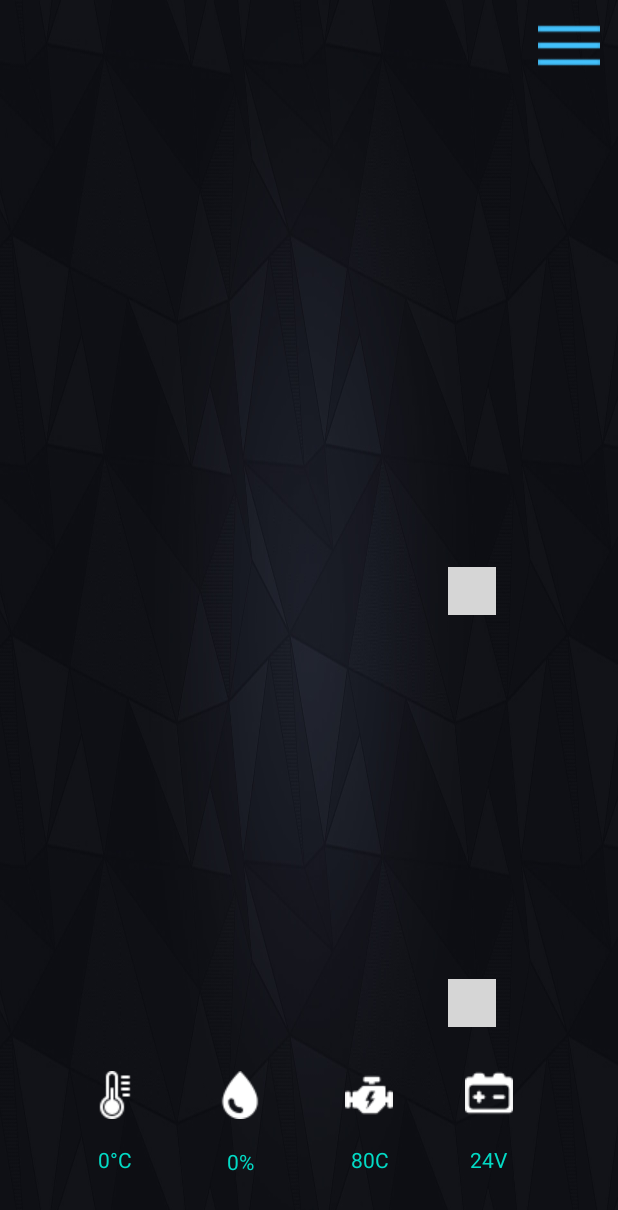
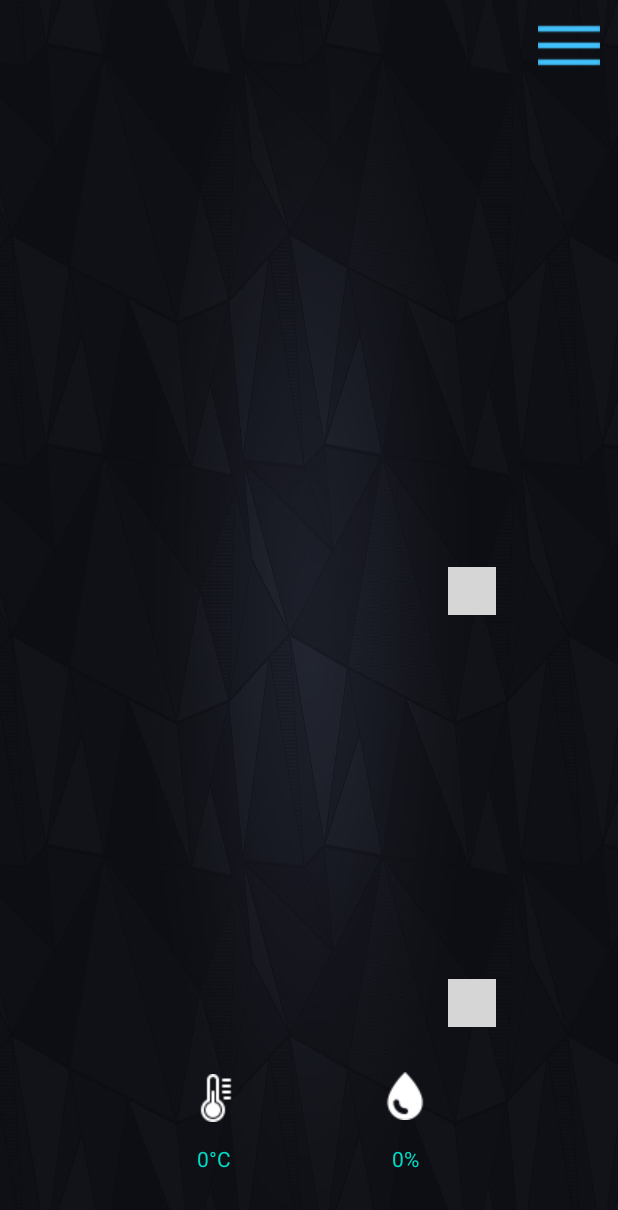
Before and after one commit to EwaKopec/car-app, an Android app: the Real_time_charts screen opened directly, with no data from a screen before it, on a phone screen of 412 x 824 dp. Shown: the top 1210 px of the screen. Run offline under Robolectric (Android 15) with nearby library versions, the phone set to English and light mode, and no system bars; libraries missing offline, so code that uses them is left out: com.github.anastr.speedviewlib, com.github.pires.obd; plain views replace AwesomeSpeedometer; 16 statements that could not run were skipped; grey boxes are pictures that could not be loaded.

Commit message:
delete icons

```diff
--- a/app/src/main/res/layout-land/activity_real_time_charts.xml
+++ b/app/src/main/res/layout-land/activity_real_time_charts.xml
@@ -14,10 +14,10 @@
         android:layout_height="26dp"
         android:layout_alignParentStart="true"
         android:layout_alignParentBottom="true"
-        android:layout_marginStart="643dp"
+        android:layout_marginStart="648dp"
         android:layout_marginTop="15dp"
         android:layout_marginEnd="15dp"
-        android:layout_marginBottom="342dp"
+        android:layout_marginBottom="302dp"
         android:background="@drawable/menu"
         android:onClick="onMenuClick" />
 
@@ -44,12 +44,12 @@
 
     <TextView
         android:id="@+id/tempTV"
-        android:layout_width="37dp"
-        android:layout_height="20dp"
+        android:layout_width="59dp"
+        android:layout_height="wrap_content"
         android:layout_alignParentEnd="true"
         android:layout_alignParentBottom="true"
-        android:layout_marginEnd="387dp"
-        android:layout_marginBottom="242dp"
+        android:layout_marginEnd="346dp"
+        android:layout_marginBottom="222dp"
         android:text="80C"
         android:textAlignment="center"
         android:textColor="@color/colorAccent" />
@@ -60,8 +60,8 @@
         android:layout_height="wrap_content"
         android:layout_alignParentEnd="true"
         android:layout_alignParentBottom="true"
-        android:layout_marginEnd="389dp"
-        android:layout_marginBottom="267dp"
+        android:layout_marginEnd="362dp"
+        android:layout_marginBottom="261dp"
         app:srcCompat="@drawable/temp" />
 
     <ImageView
@@ -70,64 +70,20 @@
         android:layout_height="wrap_content"
         android:layout_alignParentEnd="true"
         android:layout_alignParentBottom="true"
-        android:layout_marginEnd="329dp"
-        android:layout_marginBottom="267dp"
+        android:layout_marginEnd="361dp"
+        android:layout_marginBottom="131dp"
         app:srcCompat="@drawable/drop" />
 
     <TextView
         android:id="@+id/fuelTV"
-        android:layout_width="30dp"
-        android:layout_height="20dp"
+        android:layout_width="50dp"
+        android:layout_height="wrap_content"
         android:layout_alignParentEnd="true"
         android:layout_alignParentBottom="true"
-        android:layout_marginEnd="331dp"
-        android:layout_marginBottom="240dp"
+        android:layout_marginEnd="352dp"
+        android:layout_marginBottom="88dp"
         android:text="50%"
         android:textAlignment="center"
         android:textColor="@color/colorAccent" />
 
-    <TextView
-        android:id="@+id/engineTV"
-        android:layout_width="37dp"
-        android:layout_height="20dp"
-        android:layout_alignParentEnd="true"
-        android:layout_alignParentBottom="true"
-        android:layout_marginEnd="387dp"
-        android:layout_marginBottom="85dp"
-        android:text="80C"
-        android:textAlignment="center"
-        android:textColor="@color/colorAccent" />
-
-    <ImageView
-        android:id="@+id/engineimageView"
-        android:layout_width="wrap_content"
-        android:layout_height="wrap_content"
-        android:layout_alignParentEnd="true"
-        android:layout_alignParentBottom="true"
-        android:layout_marginEnd="390dp"
-        android:layout_marginBottom="116dp"
-        app:srcCompat="@drawable/engine" />
-
-    <TextView
-        android:id="@+id/powerTV"
-        android:layout_width="37dp"
-        android:layout_height="20dp"
-        android:layout_alignParentEnd="true"
-        android:layout_alignParentBottom="true"
-        android:layout_marginEnd="326dp"
-        android:layout_marginBottom="85dp"
-        android:text="24V"
-        android:textAlignment="center"
-        android:textColor="@color/colorAccent" />
-
-    <ImageView
-        android:id="@+id/powerimageView"
-        android:layout_width="wrap_content"
-        android:layout_height="wrap_content"
-        android:layout_alignParentEnd="true"
-        android:layout_alignParentBottom="true"
-        android:layout_marginEnd="329dp"
-        android:layout_marginBottom="116dp"
-        app:srcCompat="@drawable/power" />
-
 </RelativeLayout>
--- a/app/src/main/res/layout/activity_real_time_charts.xml
+++ b/app/src/main/res/layout/activity_real_time_charts.xml
@@ -45,8 +45,8 @@
         android:layout_height="wrap_content"
         android:layout_alignParentEnd="true"
         android:layout_alignParentBottom="true"
-        android:layout_marginEnd="310dp"
-        android:layout_marginBottom="41dp"
+        android:layout_marginEnd="244dp"
+        android:layout_marginBottom="42dp"
         android:text="80C"
         android:textAlignment="center"
         android:textColor="@color/colorAccent" />
@@ -57,8 +57,8 @@
         android:layout_height="wrap_content"
         android:layout_alignParentEnd="true"
         android:layout_alignParentBottom="true"
-        android:layout_marginEnd="319dp"
-        android:layout_marginBottom="78dp"
+        android:layout_marginEnd="252dp"
+        android:layout_marginBottom="76dp"
         app:srcCompat="@drawable/temp" />
 
     <ImageView
@@ -67,8 +67,8 @@
         android:layout_height="wrap_content"
         android:layout_alignParentEnd="true"
         android:layout_alignParentBottom="true"
-        android:layout_marginEnd="236dp"
-        android:layout_marginBottom="78dp"
+        android:layout_marginEnd="126dp"
+        android:layout_marginBottom="77dp"
         app:srcCompat="@drawable/drop" />
 
     <TextView
@@ -77,54 +77,10 @@
         android:layout_height="wrap_content"
         android:layout_alignParentEnd="true"
         android:layout_alignParentBottom="true"
-        android:layout_marginEnd="228dp"
-        android:layout_marginBottom="40dp"
+        android:layout_marginEnd="118dp"
+        android:layout_marginBottom="42dp"
         android:text="50%"
         android:textAlignment="center"
         android:textColor="@color/colorAccent" />
 
-    <TextView
-        android:id="@+id/engineTV"
-        android:layout_width="52dp"
-        android:layout_height="wrap_content"
-        android:layout_alignParentEnd="true"
-        android:layout_alignParentBottom="true"
-        android:layout_marginEnd="139dp"
-        android:layout_marginBottom="41dp"
-        android:text="80C"
-        android:textAlignment="center"
-        android:textColor="@color/colorAccent" />
-
-    <ImageView
-        android:id="@+id/engineimageView"
-        android:layout_width="wrap_content"
-        android:layout_height="wrap_content"
-        android:layout_alignParentEnd="true"
-        android:layout_alignParentBottom="true"
-        android:layout_marginEnd="150dp"
-        android:layout_marginBottom="78dp"
-        app:srcCompat="@drawable/engine" />
-
-    <TextView
-        android:id="@+id/powerTV"
-        android:layout_width="62dp"
-        android:layout_height="wrap_content"
-        android:layout_alignParentEnd="true"
-        android:layout_alignParentBottom="true"
-        android:layout_marginEnd="55dp"
-        android:layout_marginBottom="41dp"
-        android:text="24V"
-        android:textAlignment="center"
-        android:textColor="@color/colorAccent" />
-
-    <ImageView
-        android:id="@+id/powerimageView"
-        android:layout_width="wrap_content"
-        android:layout_height="wrap_content"
-        android:layout_alignParentEnd="true"
-        android:layout_alignParentBottom="true"
-        android:layout_marginEnd="70dp"
-        android:layout_marginBottom="79dp"
-        app:srcCompat="@drawable/power" />
-
 </RelativeLayout>
```
